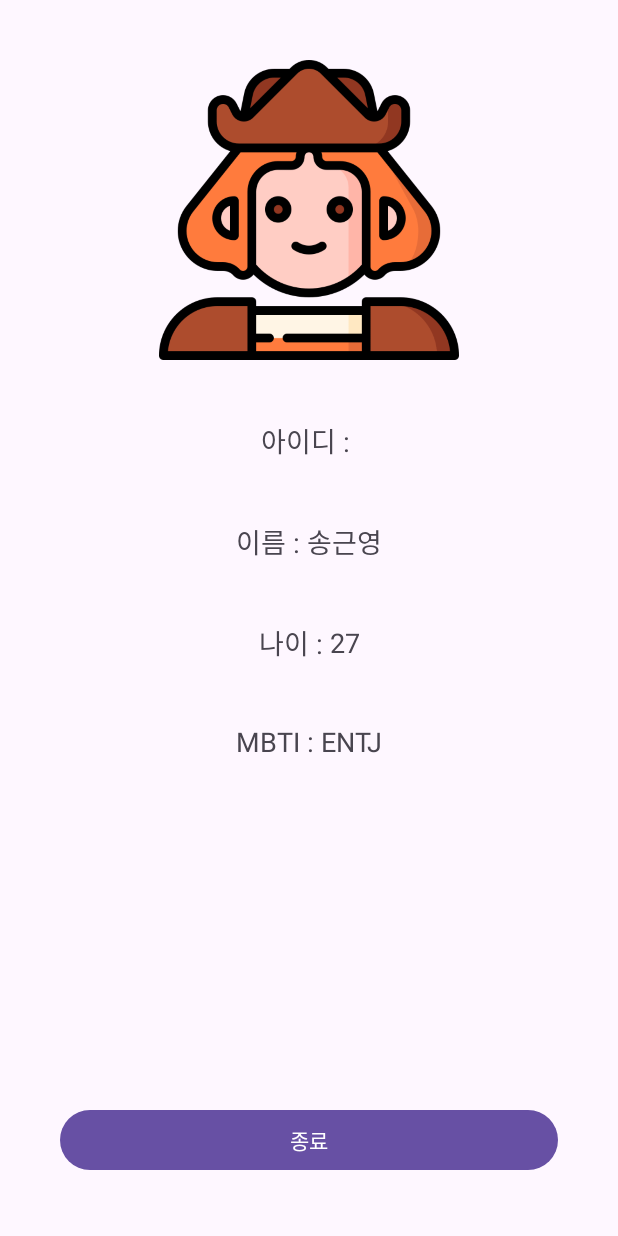
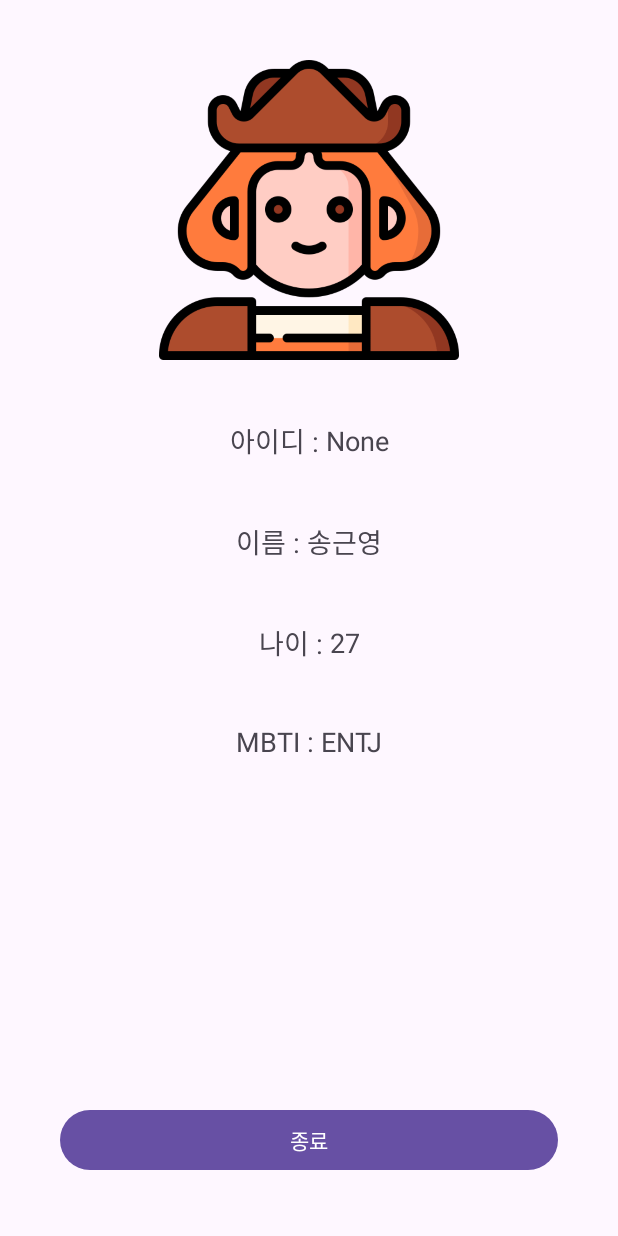
Before and after one commit to LB-Brandon/LoginLogic_Assignment_App, an Android app: the HomeActivity screen opened directly, with no data from a screen before it, on a phone screen of 412 x 824 dp. Run offline under Robolectric (Android 15) with nearby library versions, the phone set to English and light mode, and no system bars.

Commit message:
refactor(HomeActivity): Improve code readability and structure

```diff
--- a/app/src/main/java/com/brandon/loginlogic_assignment/HomeActivity.kt
+++ b/app/src/main/java/com/brandon/loginlogic_assignment/HomeActivity.kt
@@ -19,42 +19,35 @@ class HomeActivity : AppCompatActivity() {
         super.onCreate(savedInstanceState)
         setContentView(R.layout.activity_home)
 
-        ivProfile = findViewById(R.id.iv_profile)
-        btnFinish = findViewById(R.id.btn_finish)
-        tvName = findViewById(R.id.tv_id)
-
-        val receivedIntent = intent
-        val receivedData = receivedIntent.getStringExtra("email")
-        if (receivedData != null) {
-            tvName.text = receivedData
-        } else {
-            Log.d("Home Activity", "No Intent Data")
-        }
+        initializeViews()
+        setProfileImage()
+        setIntentData()
 
         btnFinish.setOnClickListener {
             finish()
         }
 
-        when (Random.nextInt(1, 4)) {
-            1 -> {
-                ivProfile.setImageDrawable(
-                    ContextCompat.getDrawable(this, R.drawable.ic_profile1)
-                )
-            }
+    }
 
-            2 -> {
-                ivProfile.setImageDrawable(
-                    ContextCompat.getDrawable(this, R.drawable.ic_profile2)
-                )
-            }
+    private fun setIntentData() {
+        val receivedIntent = intent
+        val receivedData = receivedIntent.getStringExtra("email")
+        tvName.text = receivedData ?: "None"
+    }
 
-            3 -> {
-                ivProfile.setImageDrawable(
-                    ContextCompat.getDrawable(this, R.drawable.ic_profile3)
-                )
-            }
-        }
+    private fun setProfileImage() {
+        val profileImages = listOf(
+            R.drawable.ic_profile1,
+            R.drawable.ic_profile2,
+            R.drawable.ic_profile3
+        )
+        val randomImage = profileImages.random()
+        ivProfile.setImageDrawable(ContextCompat.getDrawable(this, randomImage))
+    }
 
-
+    private fun initializeViews() {
+        ivProfile = findViewById(R.id.iv_profile)
+        btnFinish = findViewById(R.id.btn_finish)
+        tvName = findViewById(R.id.tv_id)
     }
 }
```
